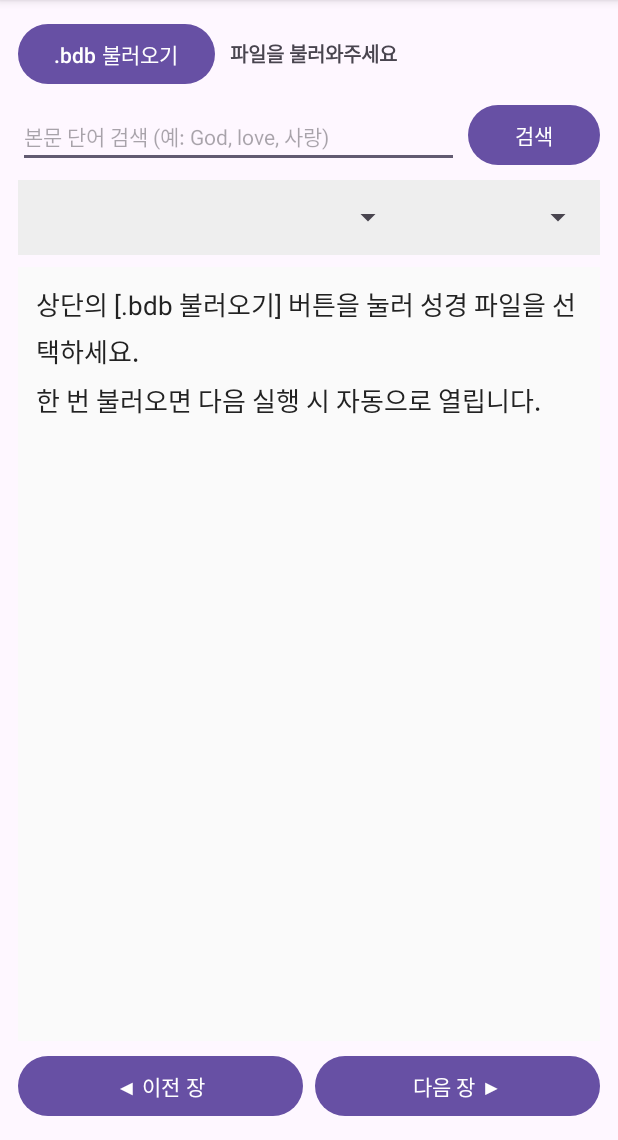
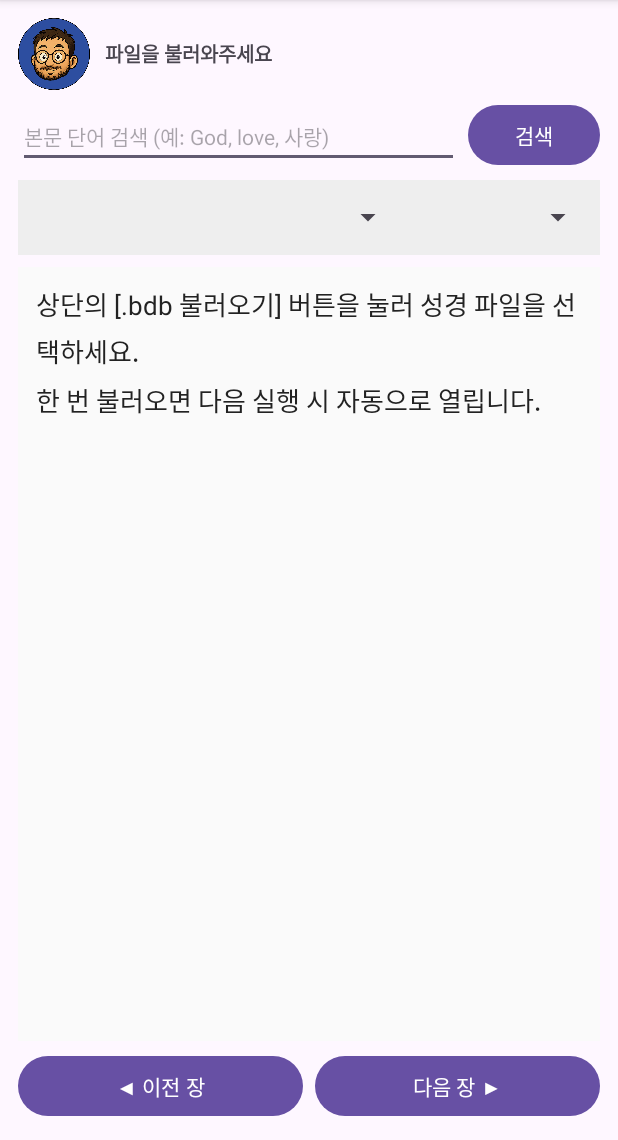
Before and after one commit to k73940441-snowman/BdbViewer, an Android app: the screen it shows after launch (MainActivity), on a phone screen of 412 x 824 dp, the part 96-1236 px from its top. Run offline under Robolectric (Android 15) with nearby library versions, the phone set to English and light mode, and no system bars; 1 statement that could not run was skipped.

Commit message:
Update activity_main.xml

```diff
--- a/app/src/main/res/layout/activity_main.xml
+++ b/app/src/main/res/layout/activity_main.xml
@@ -12,11 +12,14 @@
         android:gravity="center_vertical"
         android:orientation="horizontal">
 
-        <Button
+   <ImageButton
             android:id="@+id/btnSelectFile"
-            android:layout_width="wrap_content"
-            android:layout_height="wrap_content"
-            android:text=".bdb 불러오기" />
+            android:layout_width="48dp"
+            android:layout_height="48dp"
+            android:background="@android:color/transparent"
+            android:contentDescription=".bdb 불러오기"
+            android:scaleType="fitCenter"
+            android:src="@drawable/btn_icon" />
 
         <TextView
             android:id="@+id/tvStatus"
```
